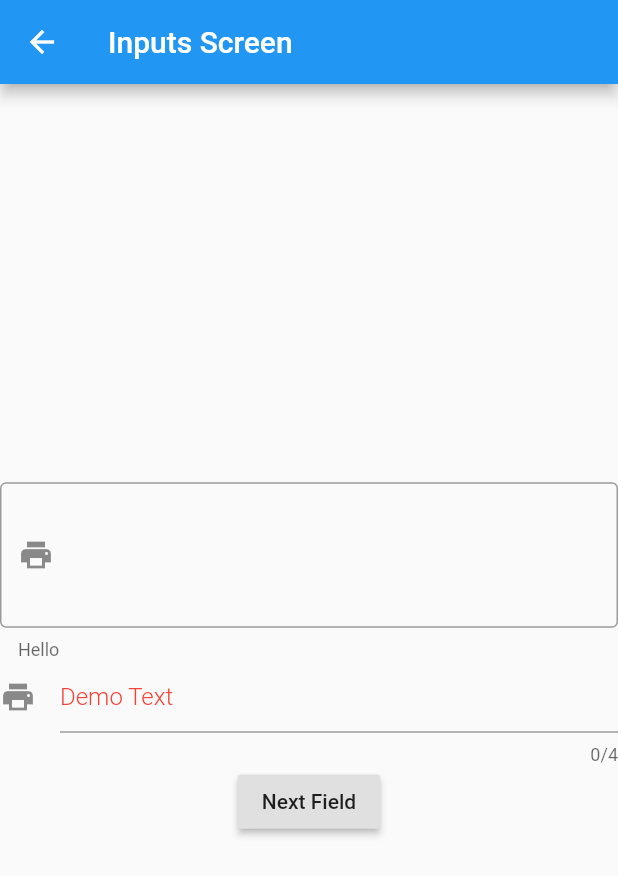
After one commit to cocadev/flutter_university, a Flutter app: the screen it shows after launch, after a tap on "TextInput", on a phone screen of 412 x 824 dp. The commit adds this screen. Shown: the top 876 px of the screen. Run offline on Flutter 3.47's test engine with Material 2 defaults, Android fonts, the light colour scheme and no system bars.

Commit message:
add textfields

```diff
--- a/lib/first.dart
+++ b/lib/first.dart
@@ -3,6 +3,7 @@ import 'second.dart';
 import 'image.dart';
 import 'timer.dart';
 import 'guide.dart';
+import 'inputs.dart';
 
 class First extends StatefulWidget {
   @override
@@ -24,6 +25,15 @@ class _FirstState extends State<First> {
                 "Bem vindo",
                 textAlign: TextAlign.center,
                 style: TextStyle(color: Colors.amber),
+              ),
+            ),
+            Center(
+              child: RaisedButton(
+                child: Text("TextInput"),
+                onPressed: (){
+                  Navigator.push(context, MaterialPageRoute(builder: (context) => Inputs()) );
+                },
+                color: Colors.amber,
               ),
             ),
             Center(
--- /dev/null
+++ b/lib/inputs.dart
@@ -0,0 +1,61 @@
+import 'package:flutter/material.dart';
+import 'detail.dart';
+
+class Inputs extends StatefulWidget {
+  @override
+  _InputsState createState() => _InputsState();
+}
+
+class _InputsState extends State<Inputs> {
+
+  FocusNode nodeOne = FocusNode();
+  FocusNode nodeTwo = FocusNode();
+
+  @override
+  Widget build(BuildContext context) {
+    return  Scaffold(
+
+      appBar: AppBar(
+        title: Text('Inputs Screen'),
+      ),
+
+      body: Column(
+          mainAxisAlignment: MainAxisAlignment.center,
+          children: <Widget>[
+            TextField(
+              focusNode: nodeOne,
+              textCapitalization: TextCapitalization.sentences,
+              textAlign: TextAlign.center,
+              style: TextStyle(color: Colors.red, fontWeight: FontWeight.w300),
+              maxLines: 3,
+              decoration: InputDecoration(
+                  prefixIcon: Icon(Icons.print),
+                  helperText: "Hello",
+                  border: OutlineInputBorder()
+              ),
+            ),
+            TextField(
+              focusNode: nodeTwo,
+              keyboardType: TextInputType.number,
+              cursorColor: Colors.red,
+              cursorRadius: Radius.circular(16.0),
+              cursorWidth: 16.0,
+              maxLength: 4,
+              obscureText: true,
+              decoration: InputDecoration(
+                  icon: Icon(Icons.print),
+                  hintText: "Demo Text",
+                  hintStyle: TextStyle(fontWeight: FontWeight.w300, color: Colors.red)
+              ),
+            ),
+            RaisedButton(
+              onPressed: () {
+                FocusScope.of(context).requestFocus(nodeTwo);
+              },
+              child: Text("Next Field"),
+            ),
+          ]
+      ),
+    );
+  }
+}
```
